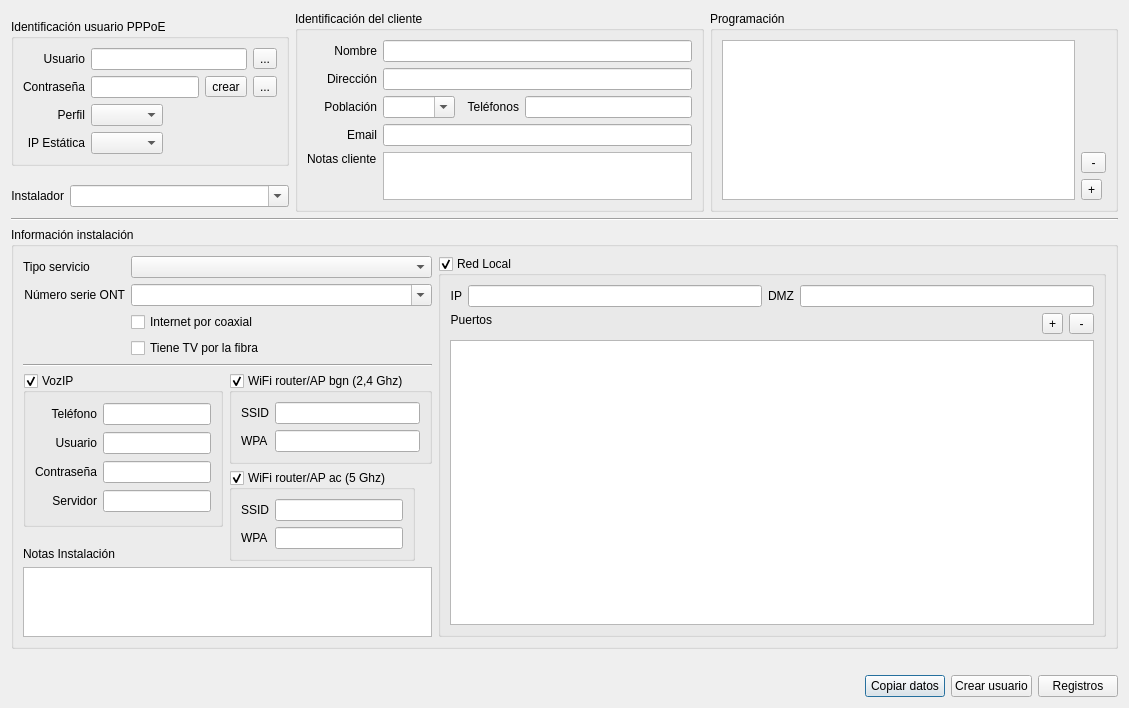
This is src/Dialogs/DlgPPPUser.ui in silderan/QMikPPPManager as Qt 5 draws it before an edit. The edited form follows.
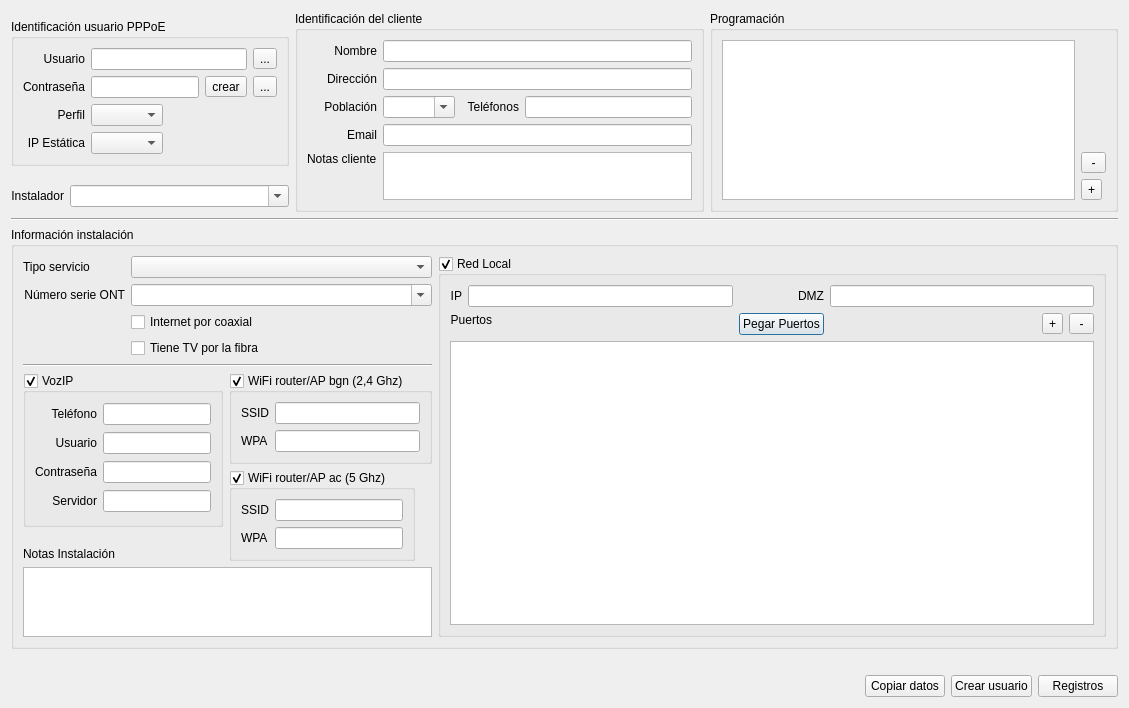
This is the edited form. Icons and pictures are not drawn. Custom widgets are drawn as their Qt base class.

The edit to the form file:
```diff
--- a/src/Dialogs/DlgPPPUser.ui
+++ b/src/Dialogs/DlgPPPUser.ui
@@ -643,6 +643,13 @@
            </item>
           </layout>
          </item>
+         <item row="1" column="2">
+          <widget class="QPushButton" name="pastePortsPushButton">
+           <property name="text">
+            <string>Pegar Puertos</string>
+           </property>
+          </widget>
+         </item>
         </layout>
        </widget>
       </item>
```
Left out of the diff: 15 changed lines with no effect on the pictures.
